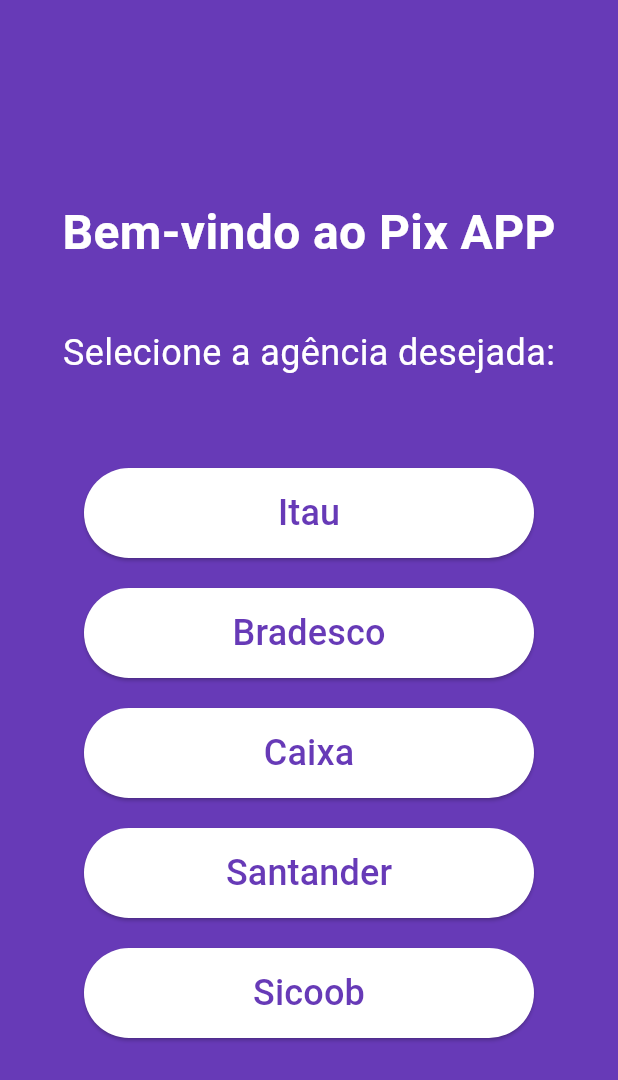
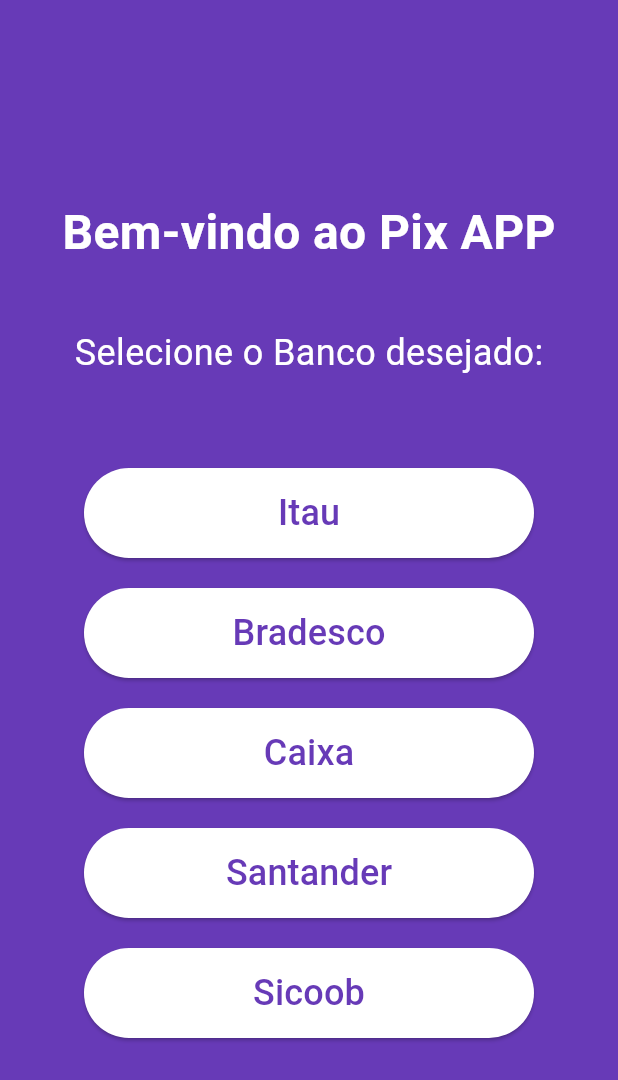
Before and after one commit to RuBeNsMoTa13/aplicativo_pix18052024, a Flutter app: the screen it shows after launch, on a phone screen of 412 x 824 dp. Shown: the top 1080 px of the screen. Run offline on Flutter 3.47's test engine with Material 3 defaults, Android fonts, the phone set to English and light mode, and no system bars.

Commit message:
Update selecionar_agencia.dart

```diff
--- a/lib/selecionar_agencia.dart
+++ b/lib/selecionar_agencia.dart
@@ -24,7 +24,7 @@
             ),
             SizedBox(height: 40),
             Text(
-              'Selecione a agência desejada:',
+              'Selecione o Banco desejado:',
               style: TextStyle(
                 fontSize: 24,
                 color: Colors.white,
```
